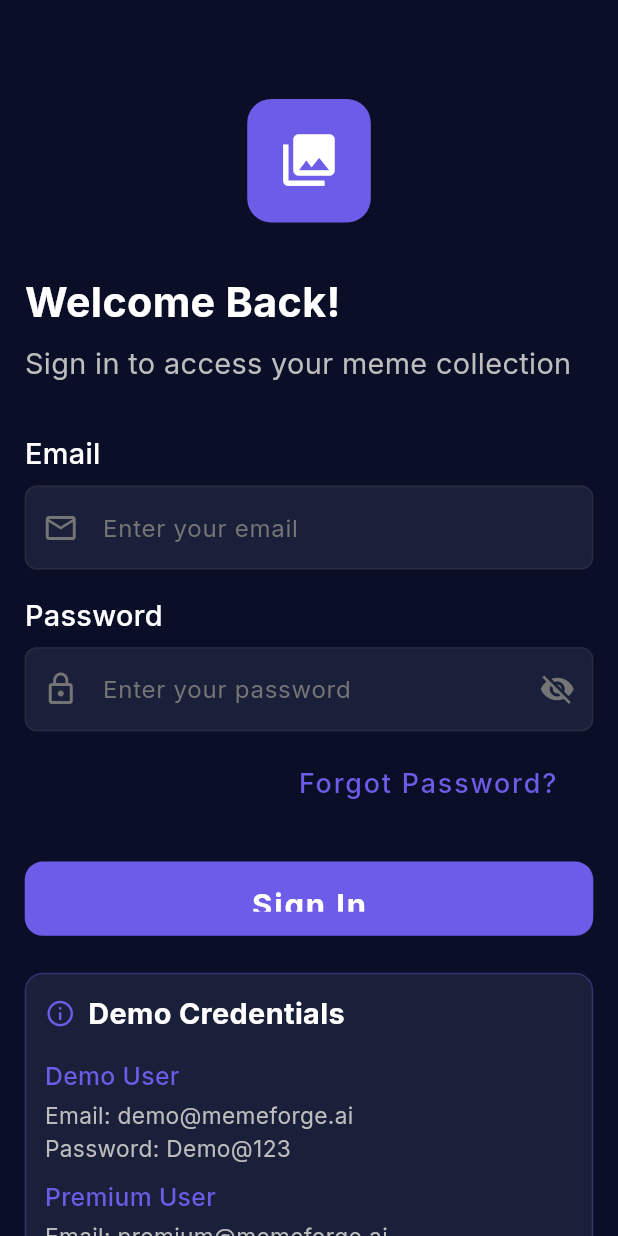
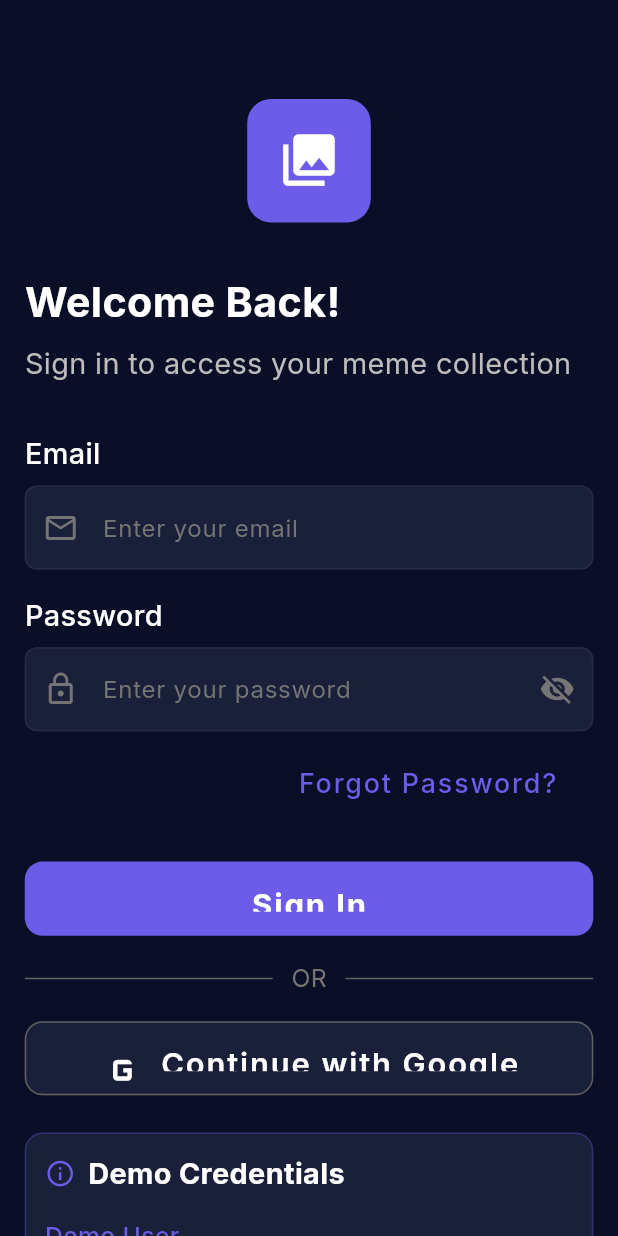
Before and after one commit to codesleeps/memeforge_ai, a Flutter app: the screen it shows after launch, on a phone screen of 412 x 824 dp. Run offline on Flutter 3.47's test engine with Material 3 defaults, Android fonts, the phone set to English and light mode, and no system bars; our stand-ins replace cached_network_image, connectivity_plus, flutter_svg, google_fonts, google_generative_ai, image_picker and 4 more; accounts and stored records are empty.

Commit message:
Google Sign-In functionality added, Profile avatar upload working with real storage

```diff
--- a/lib/presentation/auth/login_screen.dart
+++ b/lib/presentation/auth/login_screen.dart
@@ -47,6 +47,43 @@ class _LoginScreenState extends State<LoginScreen> {
       ScaffoldMessenger.of(context).showSnackBar(
         SnackBar(
           content: Text('Login failed: ${e.toString()}'),
+          backgroundColor: Colors.red,
+        ),
+      );
+    } finally {
+      if (mounted) {
+        setState(() => _isLoading = false);
+      }
+    }
+  }
+
+  Future<void> _handleGoogleSignIn() async {
+    setState(() => _isLoading = true);
+
+    try {
+      final success = await SupabaseService.instance.signInWithGoogle();
+
+      if (!mounted) return;
+
+      if (success) {
+        // Wait a moment for auth state to update
+        await Future.delayed(const Duration(seconds: 1));
+        if (mounted && SupabaseService.instance.isAuthenticated) {
+          Navigator.pushReplacementNamed(context, AppRoutes.homeDashboard);
+        }
+      } else {
+        ScaffoldMessenger.of(context).showSnackBar(
+          const SnackBar(
+            content: Text('Google sign-in cancelled or failed'),
+            backgroundColor: Colors.orange,
+          ),
+        );
+      }
+    } catch (e) {
+      if (!mounted) return;
+      ScaffoldMessenger.of(context).showSnackBar(
+        SnackBar(
+          content: Text('Google sign-in failed: ${e.toString()}'),
           backgroundColor: Colors.red,
         ),
       );
@@ -199,7 +236,10 @@ class _LoginScreenState extends State<LoginScreen> {
                     alignment: Alignment.centerRight,
                     child: TextButton(
                       onPressed: () {
-                        Navigator.pushNamed(context, AppRoutes.forgotPasswordScreen);
+                        Navigator.pushNamed(
+                          context,
+                          AppRoutes.forgotPasswordScreen,
+                        );
                       },
                       child: Text(
                         'Forgot Password?',
@@ -233,6 +273,53 @@ class _LoginScreenState extends State<LoginScreen> {
                                 color: Colors.white,
                               ),
                             ),
+                    ),
+                  ),
+                  SizedBox(height: 2.h),
+                  // OR divider
+                  Row(
+                    children: [
+                      Expanded(child: Divider(color: Colors.grey[700])),
+                      Padding(
+                        padding: EdgeInsets.symmetric(horizontal: 3.w),
+                        child: Text(
+                          'OR',
+                          style: TextStyle(
+                            color: Colors.grey[600],
+                            fontSize: 12.sp,
+                          ),
+                        ),
+                      ),
+                      Expanded(child: Divider(color: Colors.grey[700])),
+                    ],
+                  ),
+                  SizedBox(height: 2.h),
+                  // Google Sign In button
+                  SizedBox(
+                    width: double.infinity,
+                    height: 6.h,
+                    child: OutlinedButton.icon(
+                      onPressed: _isLoading ? null : _handleGoogleSignIn,
+                      icon: Icon(
+                        Icons.g_mobiledata,
+                        size: 8.w,
+                        color: Colors.white,
+                      ),
+                      label: Text(
+                        'Continue with Google',
+                        style: TextStyle(
+                          fontSize: 15.sp,
+                          fontWeight: FontWeight.w600,
+                          color: Colors.white,
+                        ),
+                      ),
+                      style: OutlinedButton.styleFrom(
+                        side: BorderSide(color: Colors.grey[700]!),
+                        shape: RoundedRectangleBorder(
+                          borderRadius: BorderRadius.circular(12.0),
+                        ),
+                        backgroundColor: const Color(0xFF1A1F3A),
+                      ),
                     ),
                   ),
                   SizedBox(height: 3.h),
--- a/lib/presentation/user_profile/widgets/edit_profile_modal_widget.dart
+++ b/lib/presentation/user_profile/widgets/edit_profile_modal_widget.dart
@@ -1,13 +1,11 @@
 import 'dart:typed_data';
 
-import 'package:flutter/foundation.dart' show kIsWeb;
 import 'package:flutter/material.dart';
 import 'package:image_picker/image_picker.dart';
 import 'package:sizer/sizer.dart';
 
 import '../../../core/app_export.dart';
 import '../../../services/supabase_service.dart';
-import '../../../theme/app_theme.dart';
 
 class EditProfileModalWidget extends StatefulWidget {
   final Map<String, dynamic> currentProfile;
```
Also changed, not shown: lib/services/supabase_service.dart (+30 -9 lines).
